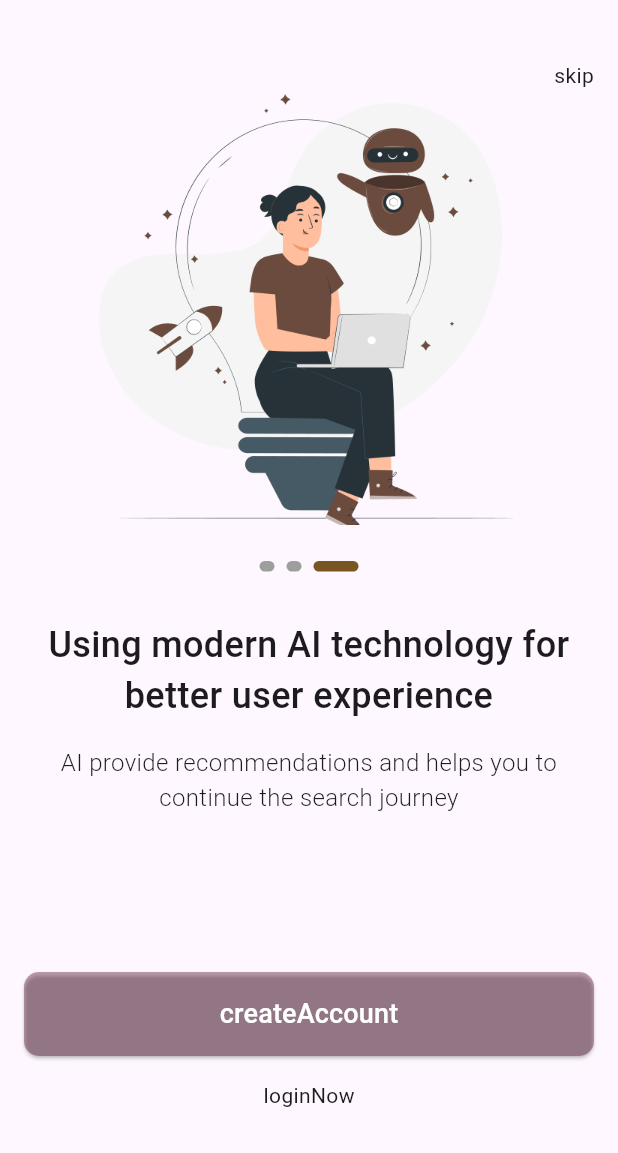
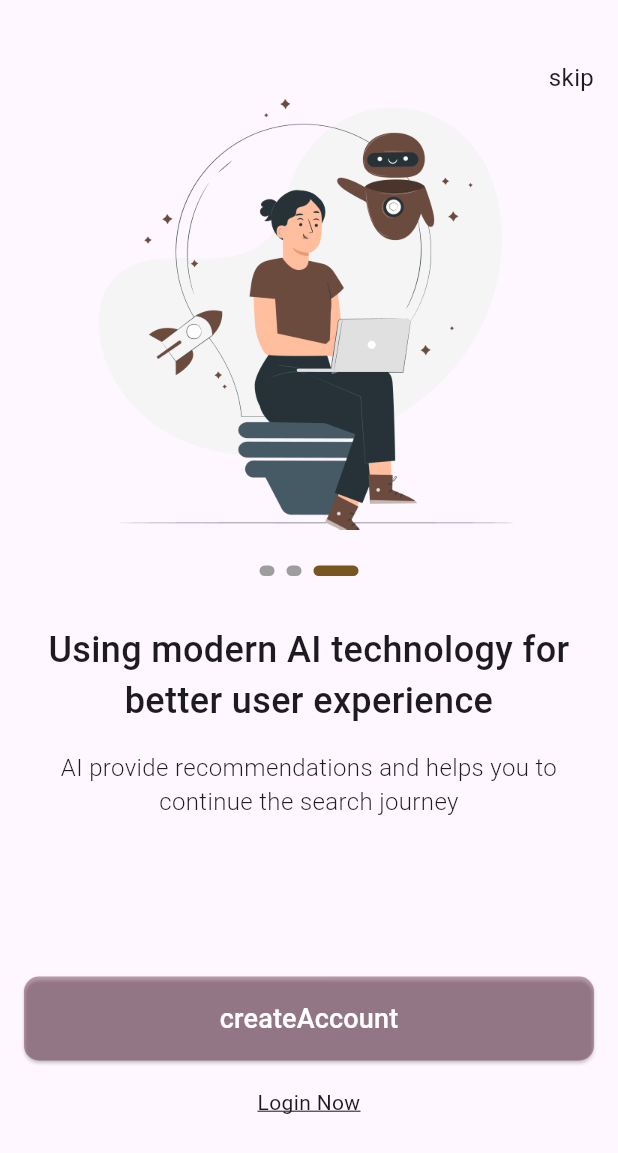
Before and after one commit to waleed-se3fan/Dalel, a Flutter app: the screen it shows after launch, swiped to page 3, on a phone screen of 412 x 824 dp. Shown: the top 1153 px of the screen. Run offline on Flutter 3.47's test engine with Material 3 defaults, Android fonts, the phone set to English and light mode, and no system bars; drawn by our look-alikes of smooth_page_indicator; our stand-ins replace cloud_firestore, firebase_auth, firebase_core, flutter_bloc, flutter_svg, shared_preferences; accounts and stored records are empty.

Commit message:
refactoring code

```diff
--- a/lib/features/auth/presentation/bloc/authbloc.dart
+++ b/lib/features/auth/presentation/bloc/authbloc.dart
@@ -105,14 +105,11 @@ class AuthBloc extends Bloc<AuthEvents, AuthStates> {
   }
 
   sendResetPasswordLink(String email) async {
-    print('Loading');
     emit(LoadingResetPassword());
     try {
-      print('Success');
       await FirebaseAuth.instance.sendPasswordResetEmail(email: email);
       emit(SuccessResetPassword());
     } catch (e) {
-      print('Fail');
       emit(FailResetPassword(e.toString()));
     }
   }
--- a/lib/features/auth/presentation/views/signin.dart
+++ b/lib/features/auth/presentation/views/signin.dart
@@ -1,9 +1,6 @@
-import 'package:dalel/core/utils/assets.dart';
-import 'package:dalel/core/utils/colors.dart';
 import 'package:dalel/features/auth/presentation/widgets/signin_form.dart';
 import 'package:dalel/features/auth/presentation/widgets/welcome_banner.dart';
 import 'package:flutter/material.dart';
-import 'package:flutter_svg/flutter_svg.dart';
 
 class SignInScreen extends StatelessWidget {
   const SignInScreen({super.key});
--- a/lib/features/auth/presentation/views/signup.dart
+++ b/lib/features/auth/presentation/views/signup.dart
@@ -28,7 +28,7 @@ class SignupScreen extends StatelessWidget {
               text2: 'Sign In',
               onTap: () {
                 Navigator.push(context, MaterialPageRoute(builder: (c) {
-                  return SignInScreen();
+                  return const SignInScreen();
                 }));
               })
         ],
--- a/lib/features/auth/presentation/widgets/signin_form.dart
+++ b/lib/features/auth/presentation/widgets/signin_form.dart
@@ -48,6 +48,7 @@ class SigninForm extends StatelessWidget {
                         if (val == null || val.isEmpty) {
                           return 'Please enter your email';
                         }
+                        return null;
                       },
                     ),
                     SizedBox(
@@ -60,6 +61,7 @@ class SigninForm extends StatelessWidget {
                         if (val == null || val.isEmpty) {
                           return 'Please enter your password';
                         }
+                        return null;
                       },
                       icon: AuthBloc.isobscure
                           ? Icons.visibility_off_outlined
@@ -77,7 +79,7 @@ class SigninForm extends StatelessWidget {
                         onPressed: () {
                           Navigator.push(context,
                               MaterialPageRoute(builder: (c) {
-                            return ForgetPasswordScreen();
+                            return const ForgetPasswordScreen();
                           }));
                         },
                         child: const Text(
@@ -111,7 +113,6 @@ class SigninForm extends StatelessWidget {
                                       AuthBloc.emailController.text,
                                       AuthBloc.passwordController.text));
                                 }
-                                AuthBloc.loginformkey.currentState!.dispose();
                               },
                             ),
                     ),
--- a/lib/features/auth/presentation/widgets/signup_form.dart
+++ b/lib/features/auth/presentation/widgets/signup_form.dart
@@ -23,7 +23,7 @@ class SignupForm extends StatelessWidget {
             ScaffoldMessenger.of(context)
                 .showSnackBar(const SnackBar(content: Text('Succes')));
             Navigator.pushReplacement(context, MaterialPageRoute(builder: (c) {
-              return HomeScreen();
+              return const HomeScreen();
             }));
           } else if (state is SignupFailure) {
             ScaffoldMessenger.of(context)
@@ -44,6 +44,7 @@ class SignupForm extends StatelessWidget {
                       if (val == null || val.isEmpty) {
                         return 'Please enter your first name';
                       }
+                      return null;
                     },
                   ),
                   SizedBox(
@@ -56,6 +57,7 @@ class SignupForm extends StatelessWidget {
                       if (val == null || val.isEmpty) {
                         return 'Please enter your last name';
                       }
+                      return null;
                     },
                   ),
                   SizedBox(
@@ -68,6 +70,7 @@ class SignupForm extends StatelessWidget {
                       if (val == null || val.isEmpty) {
                         return 'Please enter your email';
                       }
+                      return null;
                     },
                   ),
                   SizedBox(
@@ -80,6 +83,7 @@ class SignupForm extends StatelessWidget {
                       if (val == null || val.isEmpty) {
                         return 'Please enter your password';
                       }
+                      return null;
                     },
                     icon: AuthBloc.isobscure
                         ? Icons.visibility_off_outlined
--- a/lib/features/home/presentation/view.dart
+++ b/lib/features/home/presentation/view.dart
@@ -15,10 +15,10 @@ class HomeScreen extends StatelessWidget {
                 await FirebaseAuth.instance.signOut().then((value) =>
                     Navigator.pushReplacement(context,
                         MaterialPageRoute(builder: (c) {
-                      return SignInScreen();
+                      return const SignInScreen();
                     })));
               },
-              icon: Icon(Icons.logout))
+              icon: const Icon(Icons.logout))
         ],
       ),
       body: const Center(
--- a/lib/features/on_boarding/presentation/views/on_boarding_view.dart
+++ b/lib/features/on_boarding/presentation/views/on_boarding_view.dart
@@ -23,13 +23,7 @@ class _OnBoardingViewState extends State<OnBoardingView> {
             physics: const BouncingScrollPhysics(),
             children: [
               const SizedBox(height: 40),
-              CustomNavBar(
-                onTap: () {
-                  Navigator.push(context, MaterialPageRoute(builder: (c) {
-                    return Container();
-                  }));
-                },
-              ),
+              const CustomNavBar(),
               OnBoardingWidgetBody(
                 onPageChanged: (index) {
                   setState(() {
--- a/lib/features/on_boarding/presentation/views/widgets/custom_nav_bar.dart
+++ b/lib/features/on_boarding/presentation/views/widgets/custom_nav_bar.dart
@@ -1,19 +1,23 @@
+import 'package:dalel/features/auth/presentation/views/signup.dart';
 import 'package:flutter/material.dart';
 
 class CustomNavBar extends StatelessWidget {
   const CustomNavBar({
     super.key,
-    required this.onTap,
   });
-  final VoidCallback onTap;
   @override
   Widget build(BuildContext context) {
     return Align(
       alignment: Alignment.centerRight,
       child: GestureDetector(
-        onTap: onTap,
+        onTap: () {
+          Navigator.pushReplacement(context, MaterialPageRoute(builder: (c) {
+            return const SignupScreen();
+          }));
+        },
         child: const Text(
           'skip',
+          style: TextStyle(fontWeight: FontWeight.w400, fontSize: 16),
         ),
       ),
     );
--- a/lib/features/on_boarding/presentation/views/widgets/get_buttons.dart
+++ b/lib/features/on_boarding/presentation/views/widgets/get_buttons.dart
@@ -22,15 +22,20 @@ class GetButtons extends StatelessWidget {
               }));
             },
           ),
-          const SizedBox(height: 16),
+          const SizedBox(height: 18),
           GestureDetector(
             onTap: () {
               Navigator.push(context, MaterialPageRoute(builder: (c) {
                 return const SignInScreen();
               }));
             },
-            child: const Text(
-              'loginNow',
+            child: const SizedBox(
+              width: double.infinity,
+              child: Text(
+                'Login Now',
+                textAlign: TextAlign.center,
+                style: TextStyle(decoration: TextDecoration.underline),
+              ),
             ),
           ),
         ],
```
Also changed, not shown: lib/features/auth/presentation/views/forget_password.dart (+3 -115 lines), lib/features/auth/presentation/widgets/forgotpassword_form.dart (added, +87 -0 lines), lib/features/auth/presentation/widgets/forgotpassword_image.dart (added, +15 -0 lines), lib/features/auth/presentation/widgets/forgotpassword_subtitle.dart (added, +17 -0 lines), lib/features/auth/presentation/widgets/welcome_banner.dart (+7 -1 lines), lib/features/splash.dart (+11 -2 lines).
